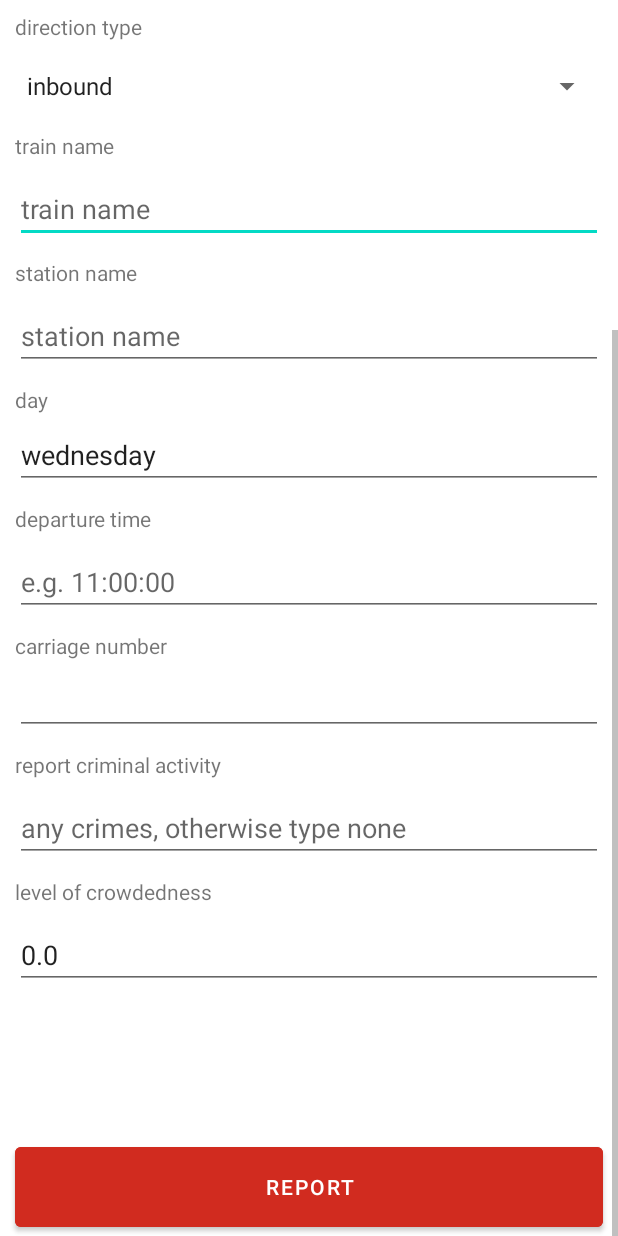
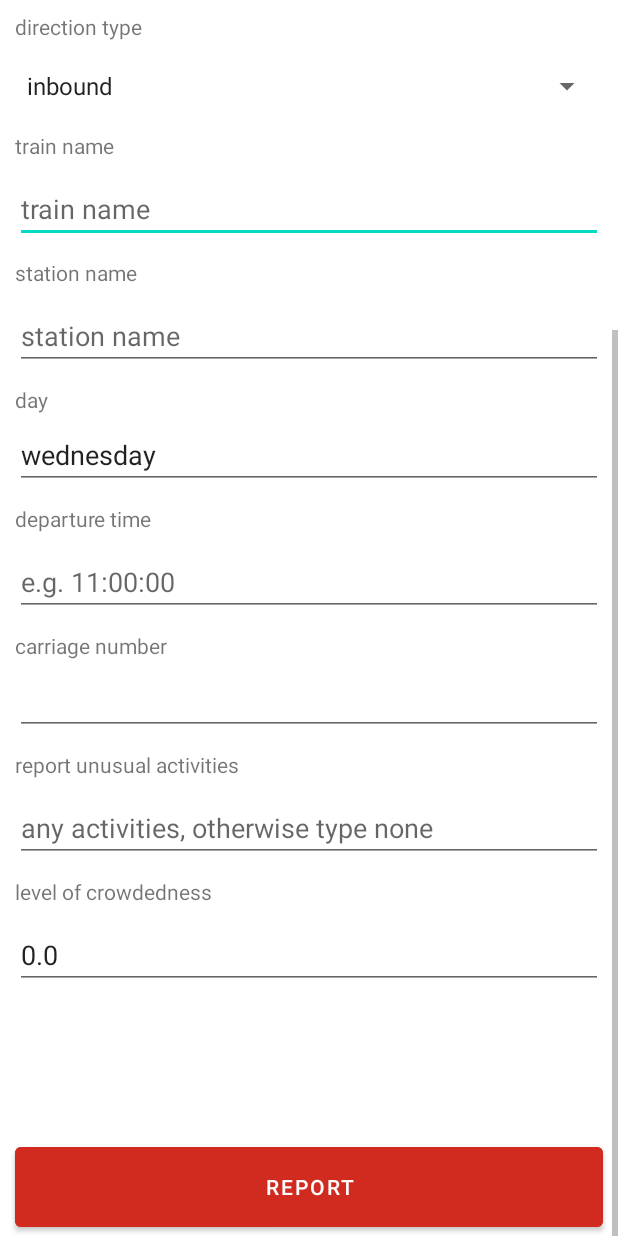
Before and after one commit to ETS-Android5/ptsafe-mobile, an Android app: the CrowdednessReportActivity screen opened directly, with no data from a screen before it, scrolled down 300 dp, on a phone screen of 412 x 824 dp. Run offline under Robolectric (Android 15) with nearby library versions, the phone set to English and light mode, and no system bars; 1 statement that could not run was skipped.

Commit message:
modify some titles before showcase

```diff
--- a/app/src/main/java/com/example/ptsafe/FindStationFragment.java
+++ b/app/src/main/java/com/example/ptsafe/FindStationFragment.java
@@ -56,7 +56,7 @@ public class FindStationFragment extends Fragment {
                              Bundle savedInstanceState) {
         // Inflate the layout for this fragment
         View view = inflater.inflate(R.layout.fragment_find_station, container, false);
-        getActivity().setTitle("Your trips");
+        getActivity().setTitle("My trips");
         initVars();
         initView(view);
         getAllTripWishlistData();
--- a/app/src/main/res/layout/activity_crowdedness_report.xml
+++ b/app/src/main/res/layout/activity_crowdedness_report.xml
@@ -46,7 +46,7 @@
         android:layout_marginEnd="10dp"
         android:ems="10"
         android:inputType="textPersonName"
-        android:hint="any crimes, otherwise type none"
+        android:hint="any activities, otherwise type none"
         app:layout_constraintEnd_toEndOf="parent"
         app:layout_constraintHorizontal_bias="1.0"
         app:layout_constraintStart_toStartOf="parent"
--- a/app/src/main/res/layout/activity_show_carriage_details.xml
+++ b/app/src/main/res/layout/activity_show_carriage_details.xml
@@ -80,7 +80,7 @@
         android:layout_marginStart="10dp"
         android:layout_marginTop="20dp"
         android:layout_marginEnd="81dp"
-        android:text="No crime activities detected"
+        android:text="No unusual activities detected"
         app:layout_constraintEnd_toEndOf="@+id/carriage_detail_vw"
         app:layout_constraintHorizontal_bias="0.0"
         app:layout_constraintStart_toStartOf="@+id/carriage_detail_vw"
--- a/app/src/main/res/layout/fragment_home.xml
+++ b/app/src/main/res/layout/fragment_home.xml
@@ -39,7 +39,7 @@
         android:layout_marginStart="56dp"
         android:layout_marginTop="16dp"
         android:layout_marginEnd="60dp"
-        android:text="@string/find_a_station_label"
+        android:text="my trip"
         android:textStyle="bold"
         app:layout_constraintEnd_toEndOf="@+id/add_trip_menu_view"
         app:layout_constraintStart_toStartOf="@+id/add_trip_menu_view"
--- a/app/src/main/res/menu/dashboard_menu.xml
+++ b/app/src/main/res/menu/dashboard_menu.xml
@@ -8,7 +8,7 @@
         android:title="@string/menu_detect_crowding"/>
     <item
         android:id="@+id/menu_find_a_station"
-        android:title="find a station"
+        android:title="my trips"
         />
     <item
         android:id="@+id/menu_emergency_call"
--- a/app/src/main/res/values/strings.xml
+++ b/app/src/main/res/values/strings.xml
@@ -92,10 +92,10 @@
     <string name="day_label">day</string>
     <string name="time_label">departure time</string>
     <string name="carriage_number_label">carriage number</string>
-    <string name="criminal_activity_label">report criminal activity</string>
+    <string name="criminal_activity_label">report unusual activities</string>
     <string name="crowdedness_report">report</string>
     <string name="list_carriage_title">list of carriages</string>
-    <string name="recorded_crime_activities">recorded crime activities</string>
+    <string name="recorded_crime_activities">recorded unusual activities</string>
     <string name="saved_trip_label">saved trips</string>
     <string name="find_a_station_label">find a station</string>
 </resources>
```
